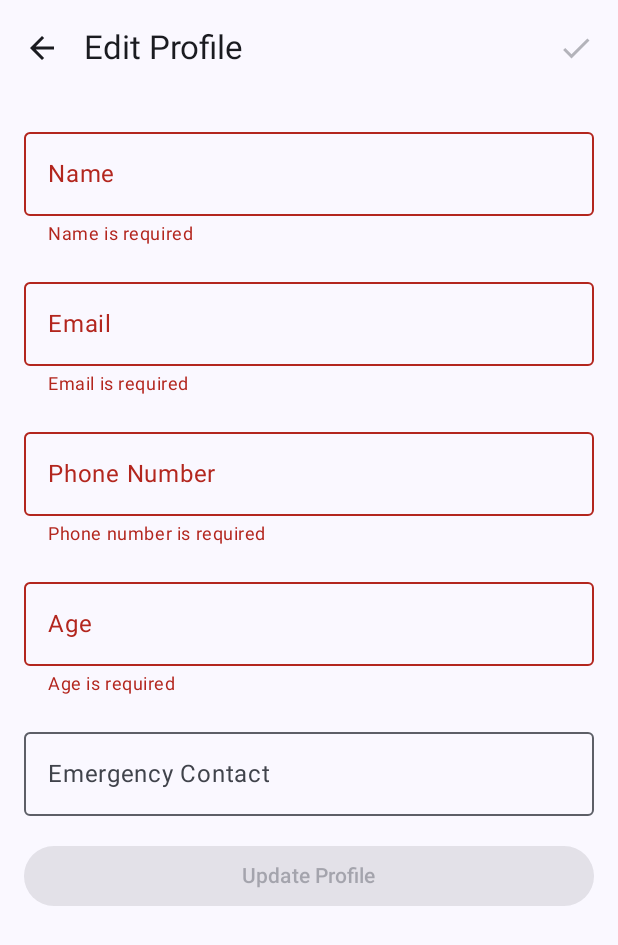
After one commit to mdabdulazizzisan/MediConnect, an Android app built with Jetpack Compose: the EditProfileScreen screen opened through its navigation route, on a phone screen of 412 x 824 dp. The commit adds this screen. Shown: the top 945 px of the screen. Run offline under Robolectric (Android 15) with nearby library versions, the phone set to English and light mode, and no system bars; our stand-ins replace Firebase (no records; nobody signed in at launch, a user with empty details on screens opened directly).

Commit message:
add update profile screen

```diff
--- a/app/src/main/java/com/kolu/mediconnect/domain/repository/UserRepository.kt
+++ b/app/src/main/java/com/kolu/mediconnect/domain/repository/UserRepository.kt
@@ -4,7 +4,5 @@ import com.kolu.mediconnect.domain.model.UserData
 
 interface UserRepository {
     suspend fun getUserData(): UserData
-
-//    suspend fun updateUserData(userData: UserData): Boolean
-
+    suspend fun updateUserData(userData: UserData): Boolean
 }
--- a/app/src/main/java/com/kolu/mediconnect/navigation/DestinationScreens.kt
+++ b/app/src/main/java/com/kolu/mediconnect/navigation/DestinationScreens.kt
@@ -23,4 +23,7 @@ sealed class DestinationScreens {
 
     @Serializable
     data object AllAppointments: DestinationScreens()
+
+    @Serializable
+    data object EditProfile: DestinationScreens()
 }
--- a/app/src/main/java/com/kolu/mediconnect/navigation/MainNavGraph.kt
+++ b/app/src/main/java/com/kolu/mediconnect/navigation/MainNavGraph.kt
@@ -20,6 +20,7 @@ import com.kolu.mediconnect.presentation.screens.auth.AuthViewModel
 import com.kolu.mediconnect.presentation.screens.auth.login.LoginScreen
 import com.kolu.mediconnect.presentation.screens.auth.register.RegisterScreen
 import com.kolu.mediconnect.presentation.screens.home.HomeScreen
+import com.kolu.mediconnect.presentation.screens.user.EditProfileScreen
 import com.kolu.mediconnect.presentation.screens.user.ProfileScreen
 import com.kolu.mediconnect.presentation.screens.user.UserViewModel
 import org.koin.androidx.compose.koinViewModel
@@ -129,7 +130,20 @@ fun MainNavGraph(modifier: Modifier = Modifier) {
                         }
                     }
                 },
-                authViewModel = authViewModel
+                authViewModel = authViewModel,
+                onEditProfile = {
+                    navController.navigate(DestinationScreens.EditProfile)
+                }
+            )
+        }
+
+        composable<DestinationScreens.EditProfile>{
+            EditProfileScreen(
+                modifier = Modifier.fillMaxSize(),
+                viewModel = userViewModel,
+                onNavigateBack = {
+                    navController.popBackStack()
+                }
             )
         }
 
--- a/app/src/main/java/com/kolu/mediconnect/presentation/screens/LoadingScreen.kt
+++ b/app/src/main/java/com/kolu/mediconnect/presentation/screens/LoadingScreen.kt
@@ -8,6 +8,8 @@ import androidx.compose.runtime.Composable
 import androidx.compose.ui.Alignment
 import androidx.compose.ui.Modifier
 import androidx.compose.ui.tooling.preview.Preview
+import com.airbnb.lottie.compose.LottieCompositionSpec
+import com.kolu.mediconnect.presentation.lottie_animations.HeartAnimation
 
 @Composable
 fun LoadingScreen(modifier: Modifier = Modifier.fillMaxSize()) {
@@ -16,7 +18,7 @@ fun LoadingScreen(modifier: Modifier = Modifier.fillMaxSize()) {
         verticalArrangement = Arrangement.Center,
         modifier = modifier
     ) {
-        LinearProgressIndicator()
+        HeartAnimation()
     }
 }
 
--- /dev/null
+++ b/app/src/main/java/com/kolu/mediconnect/presentation/screens/user/EditProfileScreen.kt
@@ -0,0 +1,214 @@
+package com.kolu.mediconnect.presentation.screens.user
+
+import androidx.compose.foundation.layout.*
+import androidx.compose.foundation.rememberScrollState
+import androidx.compose.foundation.text.KeyboardOptions
+import androidx.compose.foundation.verticalScroll
+import androidx.compose.material.icons.Icons
+import androidx.compose.material.icons.automirrored.filled.ArrowBack
+import androidx.compose.material.icons.filled.Check
+import androidx.compose.material3.*
+import androidx.compose.runtime.*
+import androidx.compose.ui.Alignment
+import androidx.compose.ui.Modifier
+import androidx.compose.ui.text.input.KeyboardType
+import androidx.compose.ui.unit.dp
+import com.kolu.mediconnect.domain.model.UserData
+import kotlinx.coroutines.delay
+
+@OptIn(ExperimentalMaterial3Api::class)
+@Composable
+fun EditProfileScreen(
+    modifier: Modifier = Modifier,
+    viewModel: UserViewModel,
+    onNavigateBack: () -> Unit
+) {
+    val userState by viewModel.user.collectAsState()
+    val isLoading by viewModel.isLoading.collectAsState()
+    val updateStatus by viewModel.profileUpdateStatus.collectAsState()
+
+    // Using remember with userState as key to only initialize once
+    var name by remember(userState.userId) { mutableStateOf(userState.name) }
+    var email by remember(userState.userId) { mutableStateOf(userState.email) }
+    var phoneNumber by remember(userState.userId) { mutableStateOf(userState.phoneNumber) }
+    var age by remember(userState.userId) { mutableStateOf(if(userState.age > 0) userState.age.toString() else "") }
+    var emergencyContact by remember(userState.userId) { mutableStateOf(userState.emergencyContact) }
+
+    // Track form validity
+    val isFormValid = remember(name, email, phoneNumber, age) {
+        name.isNotBlank() && email.isNotBlank() &&
+                phoneNumber.isNotBlank() && age.isNotBlank() &&
+                age.toIntOrNull() != null
+    }
+
+    // Handle update status
+    LaunchedEffect(updateStatus) {
+        if (updateStatus is UserViewModel.ProfileUpdateStatus.Success) {
+            delay(1500)
+            viewModel.resetUpdateStatus()
+            onNavigateBack()
+        }
+    }
+
+    Scaffold(
+        topBar = {
+            TopAppBar(
+                title = { Text("Edit Profile") },
+                navigationIcon = {
+                    IconButton(onClick = onNavigateBack) {
+                        Icon(
+                            Icons.AutoMirrored.Filled.ArrowBack,
+                            contentDescription = "Back"
+                        )
+                    }
+                },
+                actions = {
+                    IconButton(
+                        onClick = {
+                            if (isFormValid) updateUserProfile(viewModel, userState, name, email, phoneNumber, age, emergencyContact)
+                        },
+                        enabled = !isLoading && isFormValid
+                    ) {
+                        Icon(
+                            Icons.Default.Check,
+                            contentDescription = "Save"
+                        )
+                    }
+                }
+            )
+        }
+    ) { paddingValues ->
+        Box(
+            modifier = modifier
+                .fillMaxSize()
+                .padding(paddingValues)
+        ) {
+            if (isLoading) {
+                CircularProgressIndicator(
+                    modifier = Modifier.align(Alignment.Center)
+                )
+            } else {
+                Column(
+                    modifier = Modifier
+                        .fillMaxSize()
+                        .padding(16.dp)
+                        .verticalScroll(rememberScrollState()),
+                    verticalArrangement = Arrangement.spacedBy(16.dp)
+                ) {
+                    // Display update status
+                    updateStatus?.let { status ->
+                        when (status) {
+                            is UserViewModel.ProfileUpdateStatus.Success -> {
+                                Surface(
+                                    color = MaterialTheme.colorScheme.primaryContainer,
+                                    shape = MaterialTheme.shapes.medium
+                                ) {
+                                    Text(
+                                        "Profile updated successfully!",
+                                        modifier = Modifier.padding(16.dp),
+                                        color = MaterialTheme.colorScheme.onPrimaryContainer
+                                    )
+                                }
+                            }
+                            is UserViewModel.ProfileUpdateStatus.Error -> {
+                                Surface(
+                                    color = MaterialTheme.colorScheme.errorContainer,
+                                    shape = MaterialTheme.shapes.medium
+                                ) {
+                                    Text(
+                                        "Error: ${status.message}",
+                                        modifier = Modifier.padding(16.dp),
+                                        color = MaterialTheme.colorScheme.onErrorContainer
+                                    )
+                                }
+                            }
+                        }
+                    }
+
+                    // Form fields
+                    OutlinedTextField(
+                        value = name,
+                        onValueChange = { name = it },
+                        label = { Text("Name") },
+                        modifier = Modifier.fillMaxWidth(),
+                        isError = name.isBlank(),
+                        supportingText = { if (name.isBlank()) Text("Name is required") }
+                    )
+
+                    OutlinedTextField(
+                        value = email,
+                        onValueChange = { email = it },
+                        label = { Text("Email") },
+                        keyboardOptions = KeyboardOptions(keyboardType = KeyboardType.Email),
+                        modifier = Modifier.fillMaxWidth(),
+                        isError = email.isBlank(),
+                        supportingText = { if (email.isBlank()) Text("Email is required") }
+                    )
+
+                    OutlinedTextField(
+                        value = phoneNumber,
+                        onValueChange = { phoneNumber = it },
+                        label = { Text("Phone Number") },
+                        keyboardOptions = KeyboardOptions(keyboardType = KeyboardType.Phone),
+                        modifier = Modifier.fillMaxWidth(),
+                        isError = phoneNumber.isBlank(),
+                        supportingText = { if (phoneNumber.isBlank()) Text("Phone number is required") }
+                    )
+
+                    OutlinedTextField(
+                        value = age,
+                        onValueChange = { age = it },
+                        label = { Text("Age") },
+                        keyboardOptions = KeyboardOptions(keyboardType = KeyboardType.Number),
+                        modifier = Modifier.fillMaxWidth(),
+                        isError = age.isBlank() || age.toIntOrNull() == null,
+                        supportingText = {
+                            if (age.isBlank()) Text("Age is required")
+                            else if (age.toIntOrNull() == null) Text("Enter a valid number")
+                        }
+                    )
+
+                    OutlinedTextField(
+                        value = emergencyContact,
+                        onValueChange = { emergencyContact = it },
+                        label = { Text("Emergency Contact") },
+                        keyboardOptions = KeyboardOptions(keyboardType = KeyboardType.Phone),
+                        modifier = Modifier.fillMaxWidth()
+                    )
+
+                    Button(
+                        onClick = {
+                            if (isFormValid) updateUserProfile(viewModel, userState, name, email, phoneNumber, age, emergencyContact)
+                        },
+                        modifier = Modifier.fillMaxWidth(),
+                        enabled = !isLoading && isFormValid
+                    ) {
+                        Text("Update Profile")
+                    }
+                }
+            }
+        }
+    }
+}
+
+// Extracted function to update user profile
+private fun updateUserProfile(
+    viewModel: UserViewModel,
+    userState: UserData,
+    name: String,
+    email: String,
+    phoneNumber: String,
+    age: String,
+    emergencyContact: String
+) {
+    viewModel.updateUserData(
+        UserData(
+            userId = userState.userId,
+            name = name,
+            email = email,
+            phoneNumber = phoneNumber,
+            age = age.toIntOrNull() ?: 0,
+            emergencyContact = emergencyContact
+        )
+    )
+}
--- a/app/src/main/java/com/kolu/mediconnect/presentation/screens/user/UserViewModel.kt
+++ b/app/src/main/java/com/kolu/mediconnect/presentation/screens/user/UserViewModel.kt
@@ -5,11 +5,12 @@ import androidx.lifecycle.viewModelScope
 import com.kolu.mediconnect.data.repository.UserRepo
 import com.kolu.mediconnect.domain.model.UserData
 import kotlinx.coroutines.flow.MutableStateFlow
+import kotlinx.coroutines.flow.StateFlow
+import kotlinx.coroutines.flow.asStateFlow
 import kotlinx.coroutines.launch
 
 class UserViewModel(
     private val userRepository: UserRepo,
-
 ) : ViewModel() {
     private val _user = MutableStateFlow(
         UserData(
@@ -21,17 +22,57 @@ class UserViewModel(
             emergencyContact = ""
         )
     )
-    val user = _user
+    val user = _user.asStateFlow()
 
-    fun loadUserData(onFailure: (String) -> Unit = {}): UserData {
-        try {
-            viewModelScope.launch {
+    private val _isLoading = MutableStateFlow(false)
+    val isLoading: StateFlow<Boolean> = _isLoading
+
+    private val _profileUpdateStatus = MutableStateFlow<ProfileUpdateStatus?>(null)
+    val profileUpdateStatus: StateFlow<ProfileUpdateStatus?> = _profileUpdateStatus
+
+    init {
+        loadUserData()
+    }
+
+    fun loadUserData(onFailure: (String) -> Unit = {}) {
+        _isLoading.value = true
+        viewModelScope.launch {
+            try {
                 val userData = userRepository.getUserData()
                 _user.value = userData
+            } catch (e: Exception) {
+                onFailure(e.message ?: "Unknown error")
+            } finally {
+                _isLoading.value = false
             }
-        } catch (e: Exception) {
-            onFailure(e.message ?: "Unknown error")
         }
-        return user.value
+    }
+
+    fun updateUserData(userData: UserData) {
+        _isLoading.value = true
+        viewModelScope.launch {
+            try {
+                val success = userRepository.updateUserData(userData)
+                if (success) {
+                    _user.value = userData
+                    _profileUpdateStatus.value = ProfileUpdateStatus.Success
+                } else {
+                    _profileUpdateStatus.value = ProfileUpdateStatus.Error("Failed to update profile")
+                }
+            } catch (e: Exception) {
+                _profileUpdateStatus.value = ProfileUpdateStatus.Error(e.message ?: "Unknown error")
+            } finally {
+                _isLoading.value = false
+            }
+        }
+    }
+
+    fun resetUpdateStatus() {
+        _profileUpdateStatus.value = null
+    }
+
+    sealed class ProfileUpdateStatus {
+        object Success : ProfileUpdateStatus()
+        data class Error(val message: String) : ProfileUpdateStatus()
     }
 }
```
Also changed, not shown: app/src/main/java/com/kolu/mediconnect/data/repository/UserRepo.kt (+15 -0 lines), app/src/main/java/com/kolu/mediconnect/presentation/screens/user/ProfileScreen.kt (+13 -1 lines).
